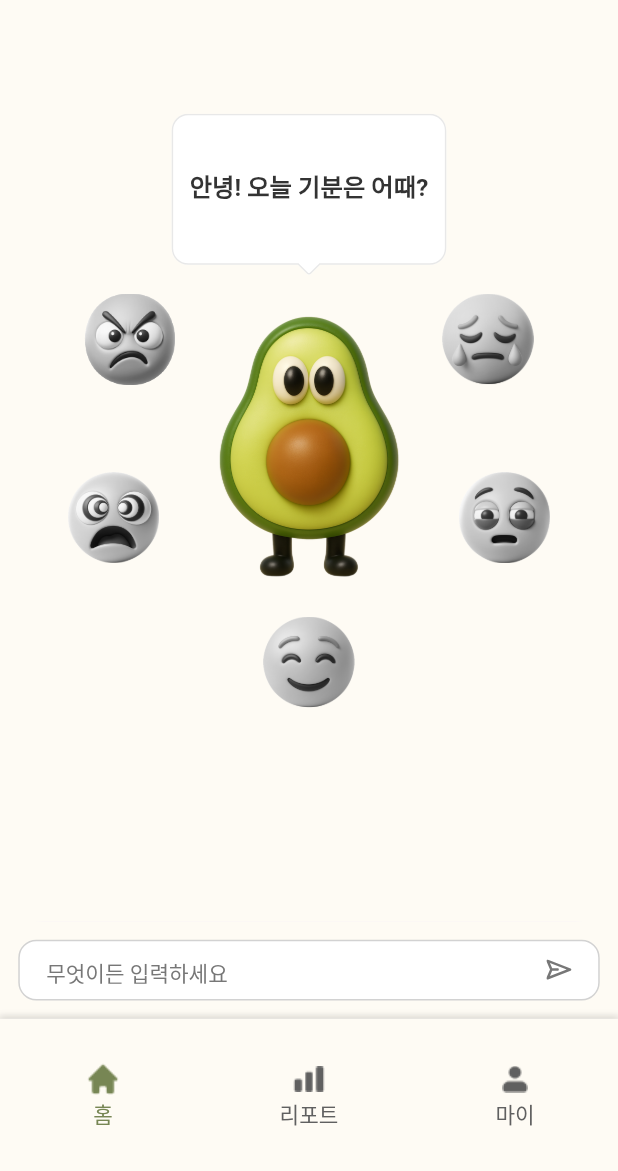
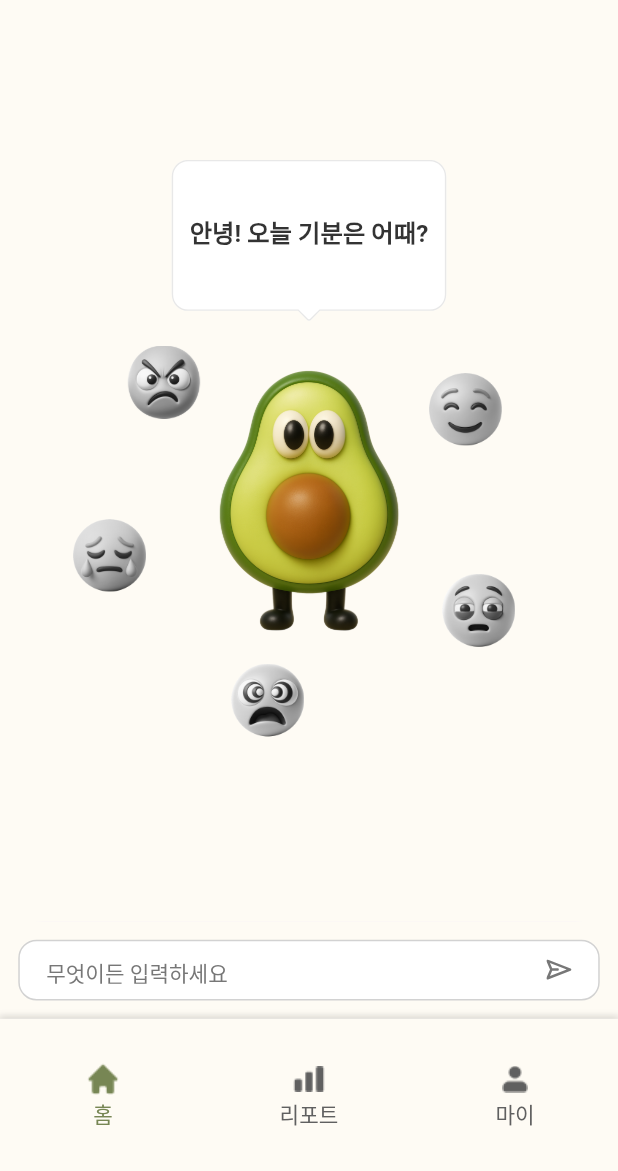
Before and after one commit to SRJ-5/dailymoji, a Flutter app: the HomePage screen opened by its route, on a phone screen of 412 x 824 dp, the part 65-1236 px from its top. Run offline on Flutter 3.47's test engine with Material 3 defaults, Android fonts, the light colour scheme and no system bars; our stand-ins replace fl_chart, flutter_dotenv, flutter_keyboard_visibility, flutter_riverpod, flutter_screenutil, flutter_svg and 7 more; accounts and stored records are empty; network calls fail; Roboto replaces fonts that are missing (Pretendard); project files that could hold a hidden picture were left out.

Commit message:
🚧 : 작업중

```diff
--- a/lib/presentation/pages/home/home_page.dart
+++ b/lib/presentation/pages/home/home_page.dart
@@ -117,6 +117,8 @@ class _HomePageState extends ConsumerState<HomePage> {
     super.initState();
     Future.microtask(() {
       ref.invalidate(homeDialogueProvider);
+      ref.invalidate(
+          selectedEmotionProvider); // 고라우터라 디스포즈가 안먹히는거같아서 그냥 이동할때 초기화
     });
   }
 
@@ -156,21 +158,22 @@ class _HomePageState extends ConsumerState<HomePage> {
       // Body
       body: Center(
         child: Align(
-          alignment: const Alignment(0, -0.4),
+          alignment: const Alignment(0, -0.1),
           child: SizedBox(
-            height: 400.h,
+            height: 340.h,
             width: 340.w,
             child: Stack(
               alignment: Alignment.center,
               clipBehavior: Clip.none,
               children: [
                 Image.asset(
+                  // 없애기
                   AppImages.cadoProfile, // 중앙 캐릭터 이미지
                   height: 240.h,
                   width: 160.w,
                 ),
                 Positioned(
-                  top: -15,
+                  top: -50.h,
                   child: SvgPicture.asset(
                     AppIcons.bubbleUnder,
                     height: 110.h,
@@ -178,7 +181,7 @@ class _HomePageState extends ConsumerState<HomePage> {
                   ),
                 ),
                 Positioned(
-                  top: -22,
+                  top: -57.h,
                   child: SizedBox(
                     width: 150.w,
                     height: 110.h,
@@ -198,73 +201,62 @@ class _HomePageState extends ConsumerState<HomePage> {
 
                 // 감정 이모티콘들 (Stack + Positioned)
                 Positioned(
-                    bottom: 15.h,
+                    top: 69.h,
+                    left: 55.w,
                     child: Container(
                       alignment: Alignment.center,
-                      height: 80,
-                      width: 80,
+                      height: 54.h,
+                      width: 54.w,
                       child: _Imoge(
-                          imoKey: "smile",
+                          imoKey: "angry",
                           selectedEmotion: selectedEmotion,
                           onEmojiTap: onEmojiTap),
                     )),
                 Positioned(
-                    top: 94.h,
-                    right: 25.w,
+                    bottom: 103.h,
+                    left: 22.w,
                     child: Container(
                       alignment: Alignment.center,
-                      height: 80,
-                      width: 80,
+                      height: 54.h,
+                      width: 54.w,
                       child: _Imoge(
                           imoKey: "crying",
                           selectedEmotion: selectedEmotion,
                           onEmojiTap: onEmojiTap),
                     )),
                 Positioned(
-                    bottom: 110.h,
-                    left: 15.w,
+                    bottom: 8.h,
+                    left: 118.w,
                     child: Container(
                       alignment: Alignment.center,
-                      height: 80,
-                      width: 80,
+                      height: 54.h,
+                      width: 54.w,
                       child: _Imoge(
                           imoKey: "shocked",
                           selectedEmotion: selectedEmotion,
                           onEmojiTap: onEmojiTap),
                     )),
                 Positioned(
-                    bottom: 110.h,
-                    right: 15.w,
+                    bottom: 67.h,
+                    right: 40.w,
                     child: Container(
                       alignment: Alignment.center,
-                      height: 80,
-                      width: 80,
+                      height: 54.h,
+                      width: 54.w,
                       child: _Imoge(
                           imoKey: "sleeping",
                           selectedEmotion: selectedEmotion,
                           onEmojiTap: onEmojiTap),
                     )),
                 Positioned(
-                    top: 94.h,
-                    left: 25.w,
+                    top: 87.h,
+                    right: 48.w,
                     child: Container(
                       alignment: Alignment.center,
-                      height: 80,
-                      width: 80,
+                      height: 54.h,
+                      width: 54.w,
                       child: _Imoge(
-                          imoKey: "angry",
-                          selectedEmotion: selectedEmotion,
-                          onEmojiTap: onEmojiTap),
-                    )),
-                Positioned(
-                    top: 94.h,
-                    left: 25.w,
-                    child: Container(
-                      alignment: Alignment.center,
-                      height: 80,
-                      width: 80,
-                      child: _Imoge(
-                          imoKey: "angry",
+                          imoKey: "smile",
                           selectedEmotion: selectedEmotion,
                           onEmojiTap: onEmojiTap),
                     )),
@@ -275,7 +267,11 @@ class _HomePageState extends ConsumerState<HomePage> {
       ),
 
       bottomSheet: GestureDetector(
-        onTap: () => context.go('/home/chat', extra: selectedEmotion),
+        onTap: () {
+          ref.invalidate(
+              selectedEmotionProvider); // 고라우터라 디스포즈가 안먹히는거같아서 그냥 이동할때 초기화
+          context.go('/home/chat', extra: selectedEmotion);
+        },
         child: Container(
           color: AppColors.yellow50,
           child: Container(
@@ -284,7 +280,7 @@ class _HomePageState extends ConsumerState<HomePage> {
             padding: EdgeInsets.symmetric(horizontal: 16.w, vertical: 10.h),
             decoration: BoxDecoration(
               color: AppColors.white,
-              borderRadius: BorderRadius.circular(12),
+              borderRadius: BorderRadius.circular(12.r),
               border: Border.all(color: AppColors.grey200),
             ),
             child: Row(
@@ -296,7 +292,9 @@ class _HomePageState extends ConsumerState<HomePage> {
                         .copyWith(color: AppColors.grey600),
                   ),
                 ),
-                SvgPicture.asset(AppIcons.send),
+                selectedEmotion == null
+                    ? SvgPicture.asset(AppIcons.send)
+                    : SvgPicture.asset(AppIcons.send),
               ],
             ),
           ),
@@ -326,13 +324,29 @@ class _Imoge extends StatelessWidget {
     final imagePath = kEmojiAssetMap[imoKey] ?? kEmojiAssetMap['default']!;
     final isSelected = selectedEmotion == imoKey;
 
+    // ✅ 각 이모지 키별로 표시할 텍스트를 매핑
+    final emotionTextMap = {
+      "angry": "불안/분노",
+      "crying": "우울/무기력",
+      "sleeping": "불규칙 수면",
+      "shocked": "집중력 저하",
+      "smile": "평온/회복",
+    };
+
+    // ✅ 현재 이모지의 텍스트 (없을 경우 빈 문자열)
+    final emotionLabel = emotionTextMap[imoKey] ?? "";
+
     return GestureDetector(
       onTap: () => onEmojiTap(imoKey),
-      child: AnimatedContainer(
+      child: Stack(
+          alignment: Alignment.center,
+          clipBehavior: Clip.none,
+          children: [
+            AnimatedContainer(
               duration: const Duration(milliseconds: 500),
               curve: Curves.easeInOut,
-        width: isSelected ? 80.r : 60.r,
-        height: isSelected ? 80.r : 60.r,
+              width: isSelected ? 54.w : 48.w,
+              height: isSelected ? 54.h : 48.h,
               child: ColorFiltered(
                 colorFilter: isSelected
                     ? const ColorFilter.mode(
@@ -348,6 +362,27 @@ class _Imoge extends StatelessWidget {
                 child: Image.asset(imagePath),
               ),
             ),
+            if (isSelected)
+              Positioned(
+                bottom: -37.h,
+                child: Container(
+                  padding: EdgeInsets.symmetric(horizontal: 8, vertical: 4),
+                  decoration: BoxDecoration(
+                      color: AppColors.white,
+                      border:
+                          Border.all(color: AppColors.orange200, width: 2.r),
+                      borderRadius: BorderRadius.circular(20.r)),
+                  child: Center(
+                    child: Text(
+                      emotionLabel,
+                      style: AppFontStyles.bodyRegular12.copyWith(
+                        color: AppColors.grey900,
+                      ),
+                    ),
+                  ),
+                ),
+              ),
+          ]),
     );
   }
 }
--- a/lib/presentation/widgets/bottom_bar.dart
+++ b/lib/presentation/widgets/bottom_bar.dart
@@ -1,3 +1,4 @@
+import 'package:dailymoji/core/providers.dart';
 import 'package:dailymoji/core/styles/colors.dart';
 import 'package:dailymoji/core/styles/fonts.dart';
 import 'package:dailymoji/core/styles/icons.dart';
```
Also changed, not shown: assets/icons/Vector (Stroke).svg (added), assets/icons/sendOrange.svg (added). Lines whose indentation alone changed are shown as unchanged.
